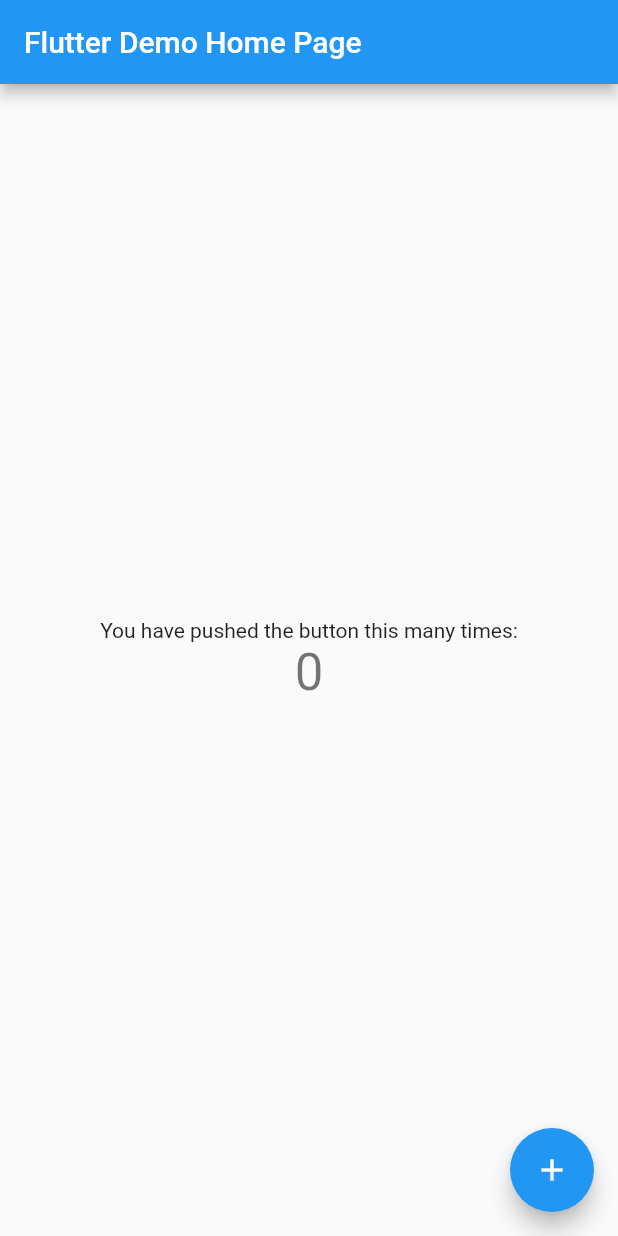
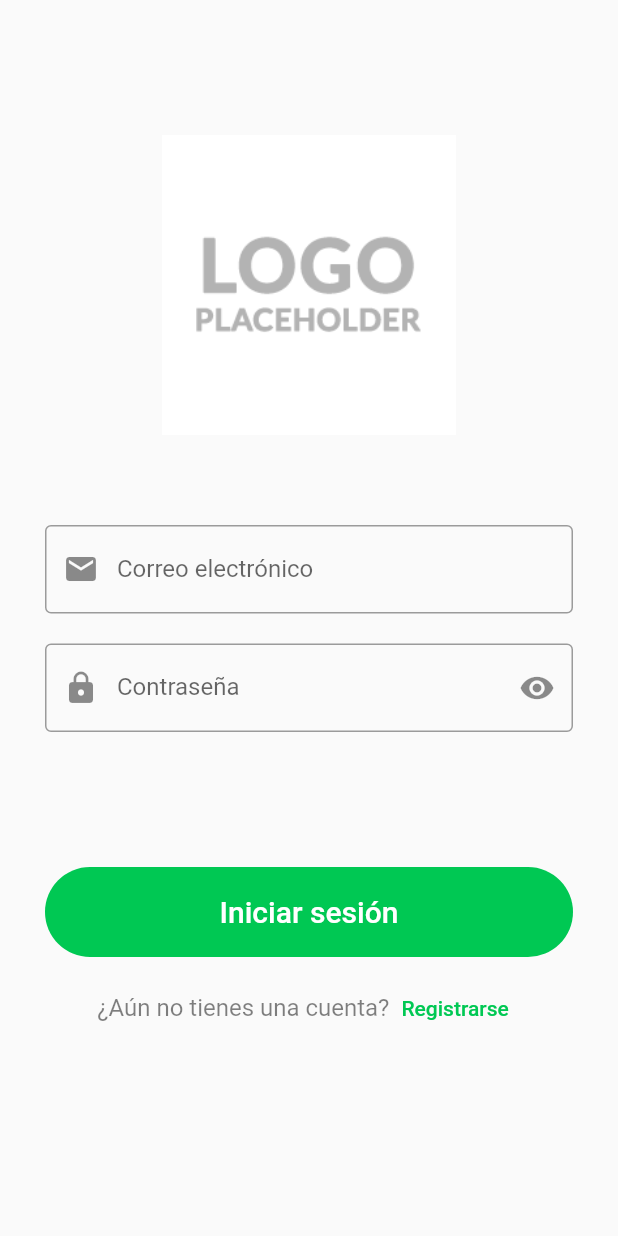
Before and after one commit to KVeramendi/healist_flutter_application, a Flutter app: the screen it shows after launch, on a phone screen of 412 x 824 dp. Run offline on Flutter 3.47's test engine with Material 2 defaults, Android fonts, the phone set to English and light mode, and no system bars.

Commit message:
Se agregó la pantalla del Login

```diff
--- /dev/null
+++ b/lib/View/Login/login_page.dart
@@ -0,0 +1,107 @@
+import 'package:flutter/material.dart';
+
+class LoginPage extends StatefulWidget {
+  const LoginPage({Key? key}) : super(key: key);
+
+  @override
+  State<LoginPage> createState() => _LoginPageState();
+}
+
+class _LoginPageState extends State<LoginPage> {
+  final String _imageRoute = 'assets/images/logo.png';
+  final String _loginButton = 'Iniciar sesión';
+  final String _textDescription = '¿Aún no tienes una cuenta?';
+  final String _registerButton = 'Registrarse';
+
+  @override
+  Widget build(BuildContext context) {
+    return SafeArea(
+      child: Scaffold(
+        body: SingleChildScrollView(
+          child: Padding(
+            padding: const EdgeInsets.all(30),
+            child: Center(
+              child: Column(
+                children: <Widget>[
+                  const Padding(padding: EdgeInsets.symmetric(vertical: 30)),
+                  SizedBox(
+                    height: 200.0,
+                    child: Image.asset(_imageRoute),
+                  ),
+                  const Padding(padding: EdgeInsets.symmetric(vertical: 30)),
+                  TextFormField(
+                    keyboardType: TextInputType.emailAddress,
+                    decoration: const InputDecoration(
+                      labelText: 'Correo electrónico',
+                      border: OutlineInputBorder(),
+                      prefixIcon: Icon(Icons.email),
+                    ),
+                  ),
+                  const Padding(padding: EdgeInsets.symmetric(vertical: 10)),
+                  TextFormField(
+                    keyboardType: TextInputType.visiblePassword,
+                    obscureText: true,
+                    decoration: const InputDecoration(
+                      labelText: 'Contraseña',
+                      border: OutlineInputBorder(),
+                      prefixIcon: Icon(Icons.lock),
+                      suffixIcon: InkWell(
+                        child: Icon(
+                          Icons.visibility,
+                        ),
+                      ),
+                    ),
+                  ),
+                  const Padding(padding: EdgeInsets.symmetric(vertical: 45)),
+                  Container(
+                    clipBehavior: Clip.antiAliasWithSaveLayer,
+                    width: double.infinity,
+                    height: 60,
+                    decoration: BoxDecoration(
+                      borderRadius: BorderRadius.circular(100),
+                    ),
+                    child: MaterialButton(
+                      onPressed: () {},
+                      color: Colors.greenAccent[700],
+                      child: Text(
+                        _loginButton,
+                        style: const TextStyle(
+                          fontSize: 20,
+                          color: Colors.white,
+                        ),
+                      ),
+                    ),
+                  ),
+                  const Padding(padding: EdgeInsets.symmetric(vertical: 5)),
+                  Row(
+                    mainAxisAlignment: MainAxisAlignment.center,
+                    children: [
+                      Text(
+                        _textDescription,
+                        style: TextStyle(
+                          color: Colors.black.withOpacity(0.5),
+                          fontSize: 16.0,
+                        ),
+                      ),
+                      TextButton(
+                        onPressed: () {
+                          // Navigator.push(
+                          //     context,
+                          //     MaterialPageRoute(
+                          //       builder: (context) => const RegisterPage(),
+                          //     ));
+                        },
+                        child: Text(_registerButton,
+                            style: TextStyle(color: Colors.greenAccent[700])),
+                      )
+                    ],
+                  ),
+                ],
+              ),
+            ),
+          ),
+        ),
+      ),
+    );
+  }
+}
--- a/lib/main.dart
+++ b/lib/main.dart
@@ -1,4 +1,5 @@
 import 'package:flutter/material.dart';
+import 'package:healist_flutter_application/View/Login/login_page.dart';
 
 void main() {
   runApp(const MyApp());
@@ -12,105 +13,11 @@
   Widget build(BuildContext context) {
     return MaterialApp(
       debugShowCheckedModeBanner: false,
-      title: 'Flutter Demo',
+      title: 'Healist',
       theme: ThemeData(
-        // This is the theme of your application.
-        //
-        // Try running your application with "flutter run". You'll see the
-        // application has a blue toolbar. Then, without quitting the app, try
-        // changing the primarySwatch below to Colors.green and then invoke
-        // "hot reload" (press "r" in the console where you ran "flutter run",
-        // or simply save your changes to "hot reload" in a Flutter IDE).
-        // Notice that the counter didn't reset back to zero; the application
-        // is not restarted.
-        primarySwatch: Colors.blue,
-      ),
-      home: const MyHomePage(title: 'Flutter Demo Home Page'),
+          // primarySwatch: Colors.lightGreen,
+          ),
+      home: const LoginPage(),
     );
   }
 }
-
-class MyHomePage extends StatefulWidget {
-  const MyHomePage({Key? key, required this.title}) : super(key: key);
-
-  // This widget is the home page of your application. It is stateful, meaning
-  // that it has a State object (defined below) that contains fields that affect
-  // how it looks.
-
-  // This class is the configuration for the state. It holds the values (in this
-  // case the title) provided by the parent (in this case the App widget) and
-  // used by the build method of the State. Fields in a Widget subclass are
-  // always marked "final".
-
-  final String title;
-
-  @override
-  State<MyHomePage> createState() => _MyHomePageState();
-}
-
-class _MyHomePageState extends State<MyHomePage> {
-  int _counter = 0;
-
-  void _incrementCounter() {
-    setState(() {
-      // This call to setState tells the Flutter framework that something has
-      // changed in this State, which causes it to rerun the build method below
-      // so that the display can reflect the updated values. If we changed
-      // _counter without calling setState(), then the build method would not be
-      // called again, and so nothing would appear to happen.
-      _counter++;
-    });
-  }
-
-  @override
-  Widget build(BuildContext context) {
-    // This method is rerun every time setState is called, for instance as done
-    // by the _incrementCounter method above.
-    //
-    // The Flutter framework has been optimized to make rerunning build methods
-    // fast, so that you can just rebuild anything that needs updating rather
-    // than having to individually change instances of widgets.
-    return Scaffold(
-      appBar: AppBar(
-        // Here we take the value from the MyHomePage object that was created by
-        // the App.build method, and use it to set our appbar title.
-        title: Text(widget.title),
-      ),
-      body: Center(
-        // Center is a layout widget. It takes a single child and positions it
-        // in the middle of the parent.
-        child: Column(
-          // Column is also a layout widget. It takes a list of children and
-          // arranges them vertically. By default, it sizes itself to fit its
-          // children horizontally, and tries to be as tall as its parent.
-          //
-          // Invoke "debug painting" (press "p" in the console, choose the
-          // "Toggle Debug Paint" action from the Flutter Inspector in Android
-          // Studio, or the "Toggle Debug Paint" command in Visual Studio Code)
-          // to see the wireframe for each widget.
-          //
-          // Column has various properties to control how it sizes itself and
-          // how it positions its children. Here we use mainAxisAlignment to
-          // center the children vertically; the main axis here is the vertical
-          // axis because Columns are vertical (the cross axis would be
-          // horizontal).
-          mainAxisAlignment: MainAxisAlignment.center,
-          children: <Widget>[
-            const Text(
-              'You have pushed the button this many times:',
-            ),
-            Text(
-              '$_counter',
-              style: Theme.of(context).textTheme.headline4,
-            ),
-          ],
-        ),
-      ),
-      floatingActionButton: FloatingActionButton(
-        onPressed: _incrementCounter,
-        tooltip: 'Increment',
-        child: const Icon(Icons.add),
-      ), // This trailing comma makes auto-formatting nicer for build methods.
-    );
-  }
-}
--- a/pubspec.yaml
+++ b/pubspec.yaml
@@ -58,9 +58,8 @@
   uses-material-design: true
 
   # To add assets to your application, add an assets section, like this:
-  # assets:
-  #   - images/a_dot_burr.jpeg
-  #   - images/a_dot_ham.jpeg
+  assets:
+    - assets/images/
 
   # An image asset can refer to one or more resolution-specific "variants", see
   # https://flutter.dev/assets-and-images/#resolution-aware.
```
Also changed, not shown: assets/images/logo.png (added), lib/View/Register/register_page.dart (added).
